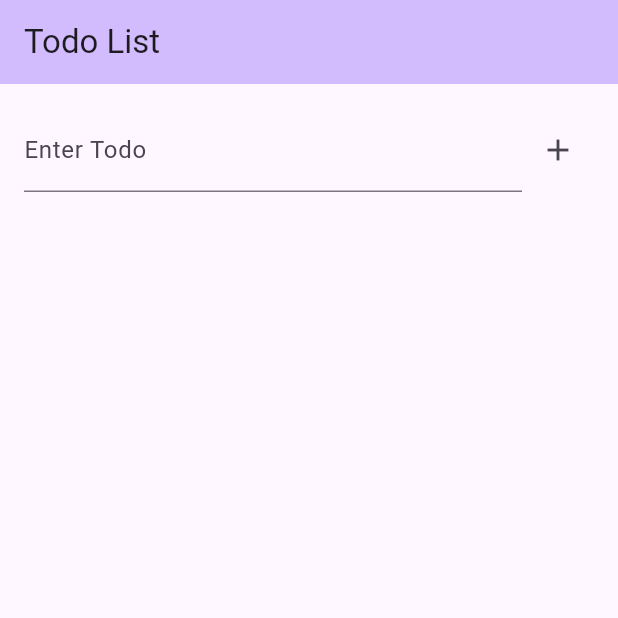
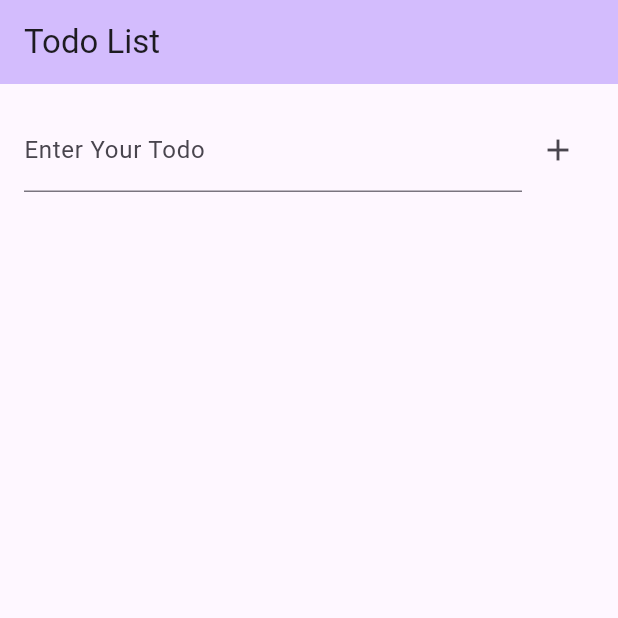
Before and after one commit to ouoxii/Todo-list-app, a Flutter app: the screen it shows after launch, on a phone screen of 412 x 824 dp, the top half of it. Run offline on Flutter 3.47's test engine with Material 3 defaults, Android fonts, the phone set to English and light mode, and no system bars.

Commit message:
fix-labelText

```diff
--- a/todo_list/lib/main.dart
+++ b/todo_list/lib/main.dart
@@ -68,7 +68,7 @@ class _MyHomePageState extends State<MyHomePage> {
                   child: TextField(
                     controller: _todoController,
                     decoration: const InputDecoration(
-                      labelText: 'Enter Todo',
+                      labelText: 'Enter Your Todo',
                     ),
                   ),
                 ),
```
